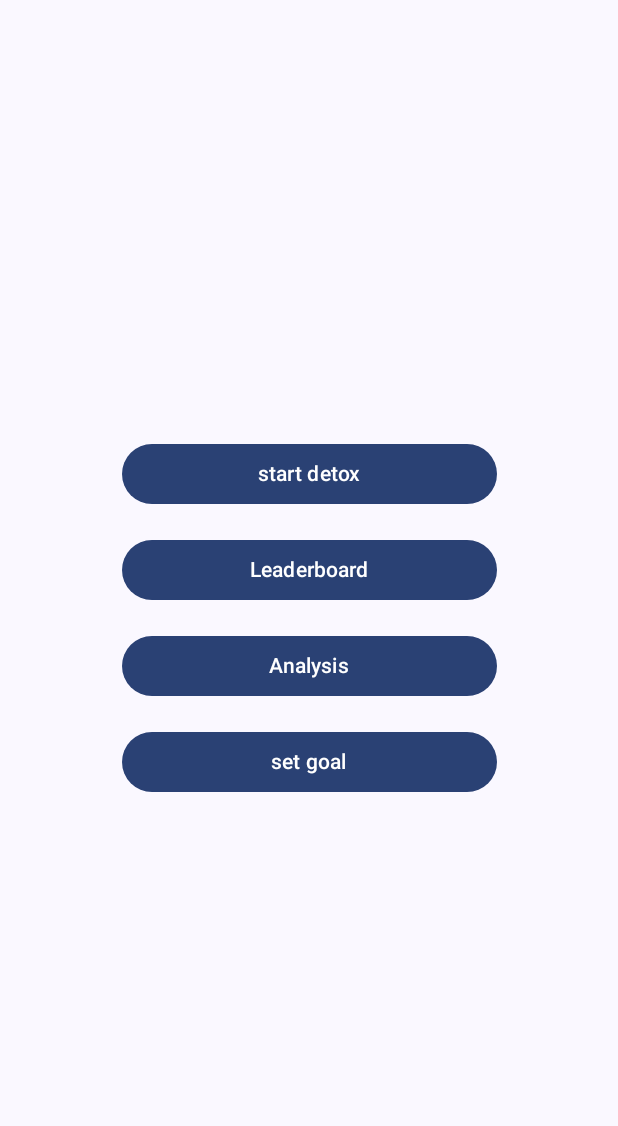
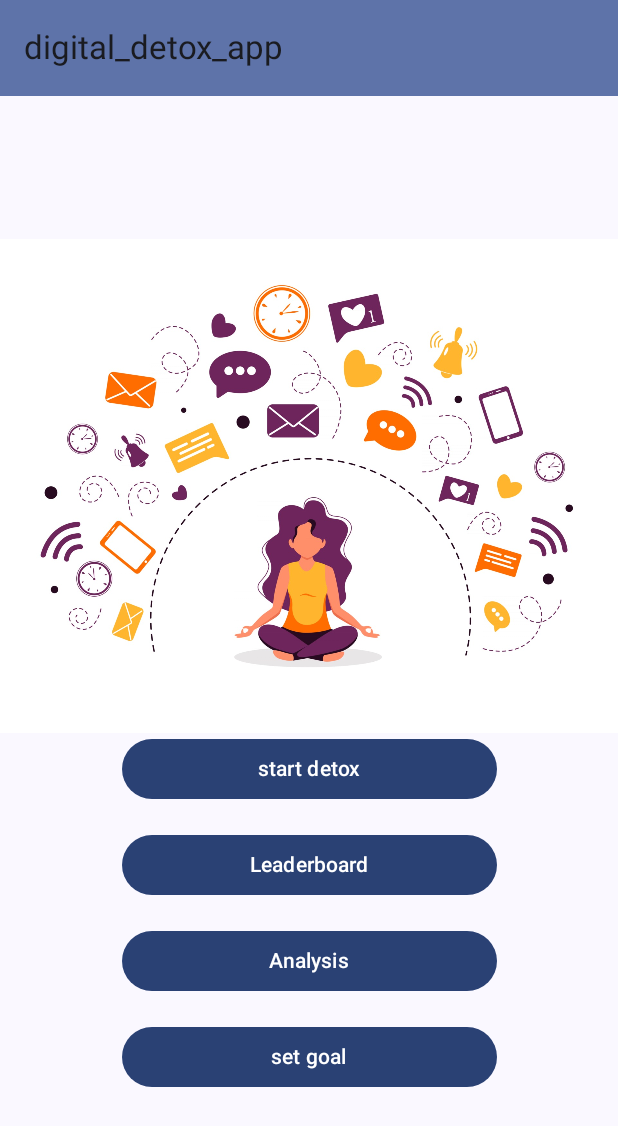
Before and after one commit to CZ4052-cloud-computing-project/CZ4052_group_project_frontend, an Android app built with Jetpack Compose: the screen it shows after launch (MainActivity), on a phone screen of 412 x 824 dp. Shown: the top 1126 px of the screen. Run offline under Robolectric (Android 15) with nearby library versions, the phone set to English and light mode, and no system bars.

Commit message:
implemented Navigation between Pages. added main menu image.

```diff
--- a/Digital_detox_app/app/build.gradle.kts
+++ b/Digital_detox_app/app/build.gradle.kts
@@ -59,6 +59,8 @@ dependencies {
     implementation(libs.androidx.ui.graphics)
     implementation(libs.androidx.ui.tooling.preview)
     implementation(libs.androidx.material3)
+    implementation(libs.androidx.navigation.runtime.ktx)
+    implementation(libs.androidx.navigation.compose)
     testImplementation(libs.junit)
     androidTestImplementation(libs.androidx.junit)
     androidTestImplementation(libs.androidx.espresso.core)
--- /dev/null
+++ b/Digital_detox_app/app/src/main/java/com/example/digital_detox_app/DigitalDetoxScreen.kt
@@ -0,0 +1,116 @@
+package com.example.digital_detox_app
+
+import MainMenuScreen
+import androidx.annotation.StringRes
+import androidx.compose.foundation.layout.fillMaxSize
+import androidx.compose.foundation.layout.padding
+import androidx.compose.foundation.layout.wrapContentSize
+import androidx.compose.foundation.rememberScrollState
+import androidx.compose.foundation.verticalScroll
+import androidx.compose.material.icons.Icons
+import androidx.compose.material.icons.filled.ArrowBack
+import androidx.compose.material3.ExperimentalMaterial3Api
+import androidx.compose.material3.Icon
+import androidx.compose.material3.IconButton
+import androidx.compose.material3.MaterialTheme
+import androidx.compose.material3.Scaffold
+import androidx.compose.material3.Text
+import androidx.compose.material3.TopAppBar
+import androidx.compose.material3.TopAppBarDefaults
+import androidx.compose.runtime.Composable
+import androidx.compose.runtime.getValue
+import androidx.compose.ui.Alignment
+import androidx.compose.ui.Modifier
+import androidx.compose.ui.res.stringResource
+import androidx.navigation.NavHostController
+import androidx.navigation.compose.NavHost
+import androidx.navigation.compose.composable
+import androidx.navigation.compose.currentBackStackEntryAsState
+import androidx.navigation.compose.rememberNavController
+
+enum class DigitalDetoxScreen(@StringRes val title: Int) {
+    MainMenu(title = R.string.app_name),
+    RunningSession(title = R.string.start_detox_session),
+    LeaderBoard(title = R.string.view_leaderboard),
+    Analysis(title = R.string.view_analysis),
+    SetGoal(title = R.string.set_goal)
+}
+
+@OptIn(ExperimentalMaterial3Api::class)
+@Composable
+fun DigitalDetoxBar (
+    currentScreen: DigitalDetoxScreen,
+    canNavigateBack: Boolean,
+    navigateUp: () -> Unit,
+    modifier: Modifier = Modifier
+) {
+    TopAppBar(
+        title = { Text(stringResource(currentScreen.title)) },
+        colors = TopAppBarDefaults.mediumTopAppBarColors(
+            containerColor = MaterialTheme.colorScheme.primaryContainer
+        ),
+        modifier = modifier,
+        navigationIcon = {
+            if (canNavigateBack) {
+                IconButton(onClick = navigateUp) {
+                    Icon(
+                        imageVector = Icons.Filled.ArrowBack,
+                        contentDescription = stringResource(R.string.back_button)
+                    )
+                }
+            }
+        }
+    )
+}
+
+@Composable
+fun DigitalDetoxApp(
+//    viewModel: ViewModel = viewModel(),
+    navController: NavHostController = rememberNavController()
+) {
+    // Get current back stack entry
+    val backStackEntry by navController.currentBackStackEntryAsState()
+    // Get the name of the current screen
+    val currentScreen = DigitalDetoxScreen.valueOf(
+        backStackEntry?.destination?.route ?: DigitalDetoxScreen.MainMenu.name
+    )
+    Scaffold (
+        topBar = {
+            DigitalDetoxBar(
+                currentScreen = currentScreen,
+                canNavigateBack = navController.previousBackStackEntry !=null,
+                navigateUp = { navController.navigateUp() })
+        }
+    ) { innerPadding ->
+//        val uiState by viewModel.uiState.collectAsState()
+        NavHost(
+            navController = navController,
+            startDestination = DigitalDetoxScreen.MainMenu.name,
+            modifier = Modifier
+                .fillMaxSize()
+                .verticalScroll(rememberScrollState())
+                .padding(innerPadding)
+        ) {
+            composable(route = DigitalDetoxScreen.MainMenu.name) {
+                MainMenuScreen(
+                    navController = navController,
+                    modifier = Modifier
+                        .fillMaxSize()
+                        .wrapContentSize(Alignment.Center)
+                )
+            }
+            composable(route = DigitalDetoxScreen.RunningSession.name) {
+                // TODO: create Screen for RunningSession
+            }
+            composable(route = DigitalDetoxScreen.LeaderBoard.name) {
+                // TODO: create Screen for Leaderboard
+            }
+            composable(route = DigitalDetoxScreen.Analysis.name) {
+                // TODO: create Screen for Analysis
+            }
+            composable(route = DigitalDetoxScreen.SetGoal.name) {
+                // TODO: create Screen for Set Goals
+            }
+        }
+    }
+}
--- a/Digital_detox_app/app/src/main/java/com/example/digital_detox_app/MainMenuScreen.kt
+++ b/Digital_detox_app/app/src/main/java/com/example/digital_detox_app/MainMenuScreen.kt
@@ -1,12 +1,11 @@
-package com.example.digital_detox_app
 
 import androidx.annotation.StringRes
+import androidx.compose.foundation.Image
 import androidx.compose.foundation.layout.Arrangement
 import androidx.compose.foundation.layout.Column
 import androidx.compose.foundation.layout.fillMaxSize
 import androidx.compose.foundation.layout.fillMaxWidth
 import androidx.compose.foundation.layout.widthIn
-import androidx.compose.foundation.layout.wrapContentSize
 import androidx.compose.material3.Button
 import androidx.compose.material3.MaterialTheme
 import androidx.compose.material3.Surface
@@ -14,22 +13,53 @@ import androidx.compose.material3.Text
 import androidx.compose.runtime.Composable
 import androidx.compose.ui.Alignment
 import androidx.compose.ui.Modifier
+import androidx.compose.ui.res.painterResource
 import androidx.compose.ui.res.stringResource
 import androidx.compose.ui.tooling.preview.Preview
 import androidx.compose.ui.unit.dp
-import com.example.digital_detox_app.data.DataSource
+import androidx.navigation.NavHostController
+import androidx.navigation.compose.rememberNavController
+import com.example.digital_detox_app.DigitalDetoxApp
+import com.example.digital_detox_app.DigitalDetoxScreen
+import com.example.digital_detox_app.R
 import com.example.digital_detox_app.ui.theme.Digital_detox_appTheme
 
 @Composable
-fun DigitalDetoxApp(
-//    viewModel: ViewModel = ViewModel(),
-//    navController: NavHostController = rememberNavController()
+fun MainMenuScreen(
+    navController: NavHostController = rememberNavController(),
+    modifier: Modifier = Modifier,
 ) {
-    AppMainMenu(
-        modifier = Modifier
-            .fillMaxSize()
-            .wrapContentSize(Alignment.Center)
-    )
+    Column(
+        modifier = modifier,
+        verticalArrangement = Arrangement.SpaceBetween
+    ) {
+        Image(
+            painter = painterResource(R.drawable.mainmenuimage),
+            contentDescription = null
+        )
+        Column(
+            modifier = Modifier.fillMaxWidth(),
+            horizontalAlignment = Alignment.CenterHorizontally,
+            verticalArrangement = Arrangement.spacedBy(16.dp),
+        ) {
+            MainMenuButton(
+                labelResourceId = R.string.start_detox_session,
+                onClick = {navController.navigate(DigitalDetoxScreen.RunningSession.name)}
+            )
+            MainMenuButton(
+                labelResourceId = R.string.view_leaderboard,
+                onClick = {navController.navigate(DigitalDetoxScreen.LeaderBoard.name)}
+            )
+            MainMenuButton(
+                labelResourceId = R.string.view_analysis,
+                onClick = {navController.navigate(DigitalDetoxScreen.Analysis.name)}
+            )
+            MainMenuButton(
+                labelResourceId = R.string.set_goal,
+                onClick = {navController.navigate(DigitalDetoxScreen.SetGoal.name)}
+            )
+        }
+    }
 }
 
 @Composable
@@ -46,27 +76,6 @@ fun MainMenuButton(
     }
 }
 
-@Composable
-fun AppMainMenu(modifier: Modifier = Modifier) {
-    Column(
-        modifier = modifier,
-        verticalArrangement = Arrangement.SpaceBetween
-    ) {
-        Column(
-            modifier = Modifier.fillMaxWidth(),
-            horizontalAlignment = Alignment.CenterHorizontally,
-            verticalArrangement = Arrangement.spacedBy(16.dp),
-        ) {
-            DataSource.mainMenuButtons.forEach { item ->
-                MainMenuButton(
-                    labelResourceId = item,
-                    onClick = {}
-                )
-            }
-        }
-    }
-}
-
 @Preview(showBackground = true)
 @Composable
 fun MainMenuScreenPreview() {
--- a/Digital_detox_app/app/src/main/res/values/strings.xml
+++ b/Digital_detox_app/app/src/main/res/values/strings.xml
@@ -4,4 +4,10 @@
     <string name="view_leaderboard">Leaderboard</string>
     <string name="view_analysis">Analysis</string>
     <string name="set_goal">set goal</string>
+    <string name="back_button">Back</string>
+    <string name="mainMenuButton">R.string.app_name</string>
+    <string name="startDetoxButton">R.string.start_detox_session</string>
+    <string name="viewLeaderboardButton">R.string.view_leaderboard</string>
+    <string name="viewAnalysisButton">R.string.view_analysis</string>
+    <string name="setGoalsButton">R.string.set_goal</string>
 </resources>
```
Also changed, not shown: Digital_detox_app/app/src/main/res/drawable/mainmenuimage.jpg (added).
